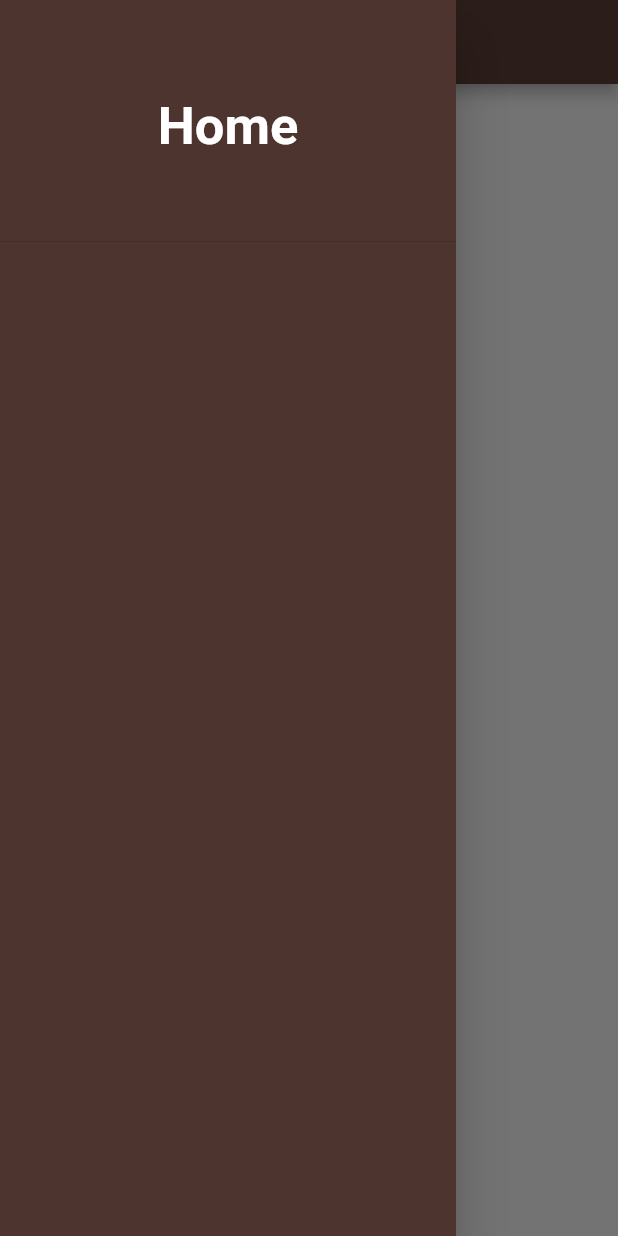
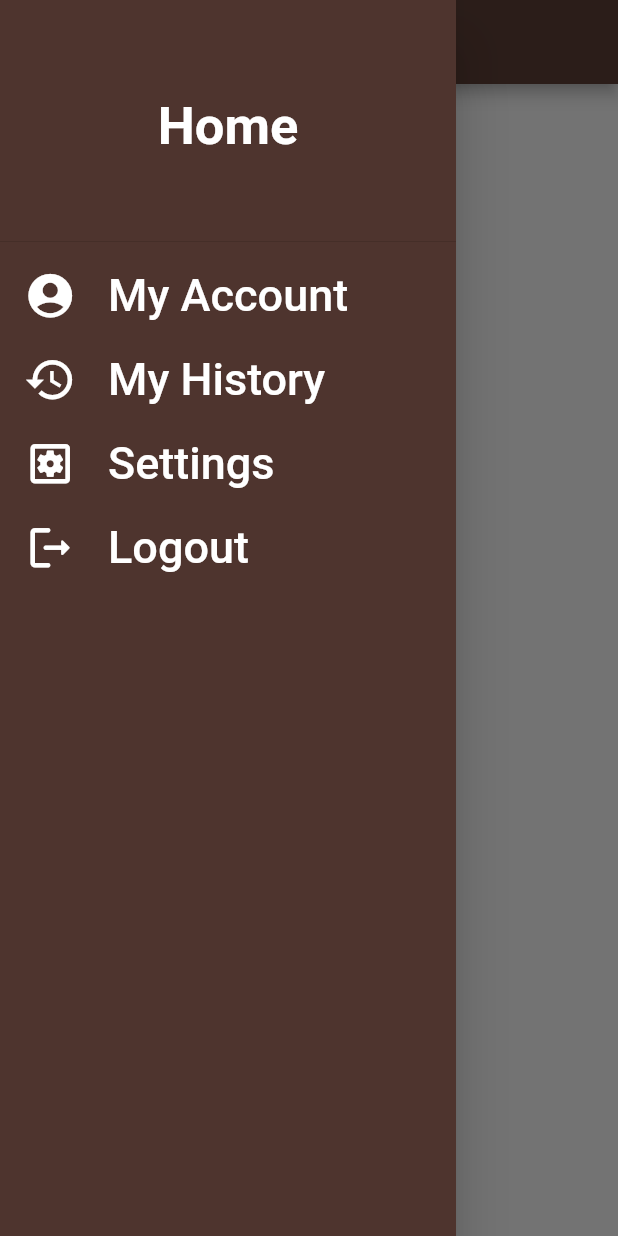
Before and after one commit to vikash18o19/soil-app-frontend, a Flutter app: the HomePage screen opened directly, with the side drawer open, on a phone screen of 412 x 824 dp. Run offline on Flutter 3.47's test engine with Material 2 defaults, Android fonts, the phone set to English and light mode, and no system bars.

Commit message:
added drawer navigator in home screen

```diff
--- a/lib/pages/home_page.dart
+++ b/lib/pages/home_page.dart
@@ -1,4 +1,5 @@
 import 'package:flutter/material.dart';
+import 'package:soil_app/pages/login_page.dart';
 
 class HomePage extends StatelessWidget {
   const HomePage({super.key});
@@ -22,6 +23,42 @@ class HomePage extends StatelessWidget {
                   ),
                 ),
               ),
+              ListTile(
+                leading: Icon(Icons.account_circle, size: 35, color: Colors.white,),
+                title: Text(
+                  'My Account',
+                  style: TextStyle(fontSize: 30,color: Colors.white),
+                ),
+                onTap: ()=>{},
+              ),
+              ListTile(
+                leading: Icon(Icons.history_outlined, size: 35, color: Colors.white,),
+                title: Text(
+                  'My History',
+                  style: TextStyle(fontSize: 30,color: Colors.white),
+                ),
+                onTap: ()=>{},
+              ),
+              ListTile(
+                leading: Icon(Icons.settings_applications_outlined, size: 35, color: Colors.white,),
+                title: Text(
+                  'Settings',
+                  style: TextStyle(fontSize: 30,color: Colors.white),
+                ),
+                onTap: ()=>{},
+              ),
+              ListTile(
+                leading: Icon(Icons.logout_rounded, size: 35, color: Colors.white,),
+                title: Text(
+                  'Logout',
+                  style: TextStyle(fontSize: 30,color: Colors.white),
+                ),
+                onTap: ()=>{
+                  Navigator.pushReplacement(context,
+                    MaterialPageRoute(builder: (context)=> LoginPage(),),
+                  ),
+                },
+              ),
             ],
           ),
         ),
```
